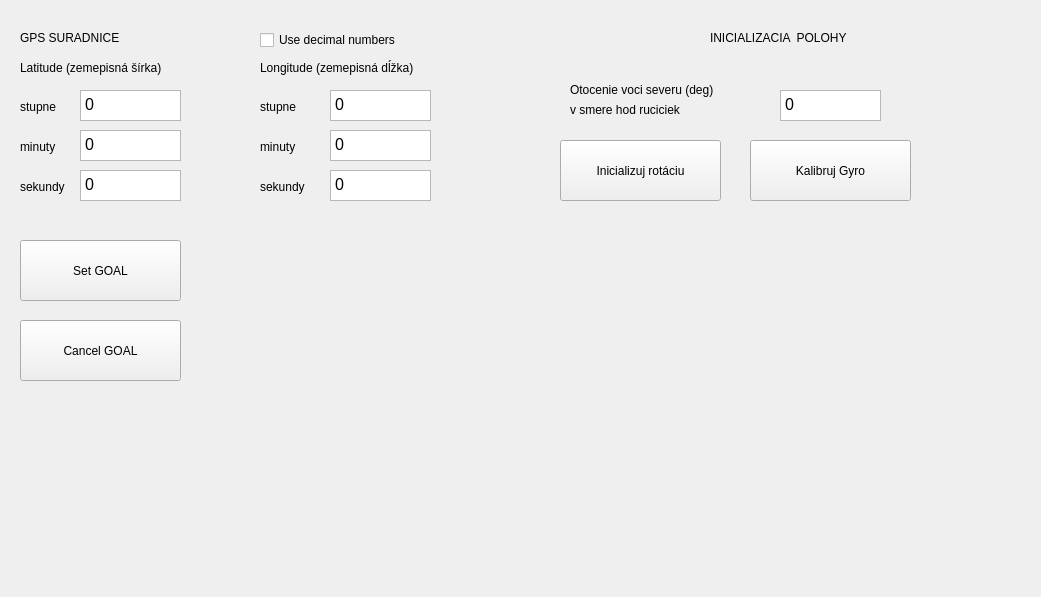
First picture: the form in mrvk_gui/uis/ControlWidget.ui, repository MatejBartosovic/mrvk_project, before the edit.
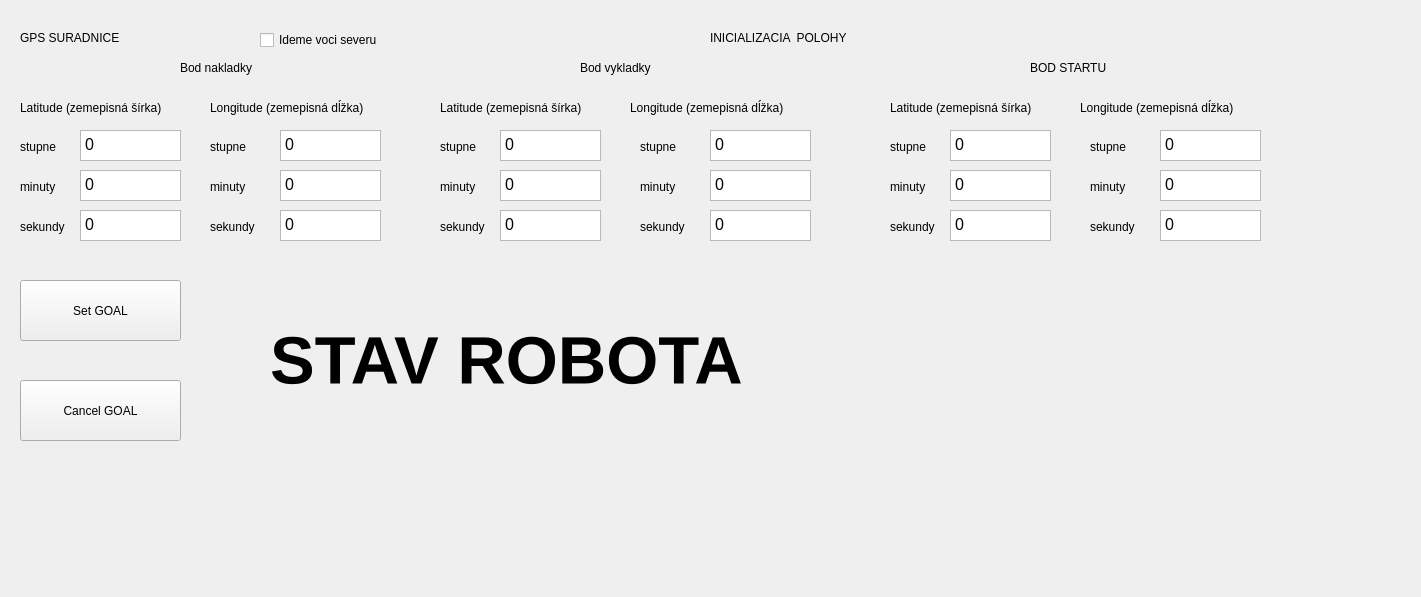
Second picture: the form after the edit.

```diff
--- a/mrvk_gui/uis/ControlWidget.ui
+++ b/mrvk_gui/uis/ControlWidget.ui
@@ -6,7 +6,7 @@
    <rect>
     <x>0</x>
     <y>0</y>
-    <width>1041</width>
+    <width>1421</width>
     <height>597</height>
    </rect>
   </property>
@@ -30,7 +30,7 @@
    <property name="geometry">
     <rect>
      <x>20</x>
-     <y>60</y>
+     <y>100</y>
      <width>181</width>
      <height>16</height>
     </rect>
@@ -42,8 +42,8 @@
   <widget class="QLabel" name="label_3">
    <property name="geometry">
     <rect>
-     <x>260</x>
-     <y>60</y>
+     <x>210</x>
+     <y>100</y>
      <width>201</width>
      <height>16</height>
     </rect>
@@ -56,7 +56,7 @@
    <property name="geometry">
     <rect>
      <x>80</x>
-     <y>90</y>
+     <y>130</y>
      <width>101</width>
      <height>31</height>
     </rect>
@@ -73,7 +73,7 @@
    <property name="geometry">
     <rect>
      <x>20</x>
-     <y>240</y>
+     <y>280</y>
      <width>161</width>
      <height>61</height>
     </rect>
@@ -86,7 +86,7 @@
    <property name="geometry">
     <rect>
      <x>20</x>
-     <y>320</y>
+     <y>380</y>
      <width>161</width>
      <height>61</height>
     </rect>
@@ -99,7 +99,7 @@
    <property name="geometry">
     <rect>
      <x>80</x>
-     <y>130</y>
+     <y>170</y>
      <width>101</width>
      <height>31</height>
     </rect>
@@ -116,7 +116,7 @@
    <property name="geometry">
     <rect>
      <x>80</x>
-     <y>170</y>
+     <y>210</y>
      <width>101</width>
      <height>31</height>
     </rect>
@@ -132,8 +132,8 @@
   <widget class="QTextEdit" name="long_minuty">
    <property name="geometry">
     <rect>
-     <x>330</x>
-     <y>130</y>
+     <x>280</x>
+     <y>170</y>
      <width>101</width>
      <height>31</height>
     </rect>
@@ -149,8 +149,8 @@
   <widget class="QTextEdit" name="long_sekundy">
    <property name="geometry">
     <rect>
-     <x>330</x>
-     <y>170</y>
+     <x>280</x>
+     <y>210</y>
      <width>101</width>
      <height>31</height>
     </rect>
@@ -166,8 +166,8 @@
   <widget class="QTextEdit" name="long_stupne">
    <property name="geometry">
     <rect>
-     <x>330</x>
-     <y>90</y>
+     <x>280</x>
+     <y>130</y>
      <width>101</width>
      <height>31</height>
     </rect>
@@ -184,7 +184,7 @@
    <property name="geometry">
     <rect>
      <x>20</x>
-     <y>100</y>
+     <y>140</y>
      <width>59</width>
      <height>14</height>
     </rect>
@@ -196,8 +196,8 @@
   <widget class="QLabel" name="label_5">
    <property name="geometry">
     <rect>
-     <x>260</x>
-     <y>100</y>
+     <x>210</x>
+     <y>140</y>
      <width>59</width>
      <height>14</height>
     </rect>
@@ -210,7 +210,7 @@
    <property name="geometry">
     <rect>
      <x>20</x>
-     <y>140</y>
+     <y>180</y>
      <width>59</width>
      <height>14</height>
     </rect>
@@ -222,8 +222,8 @@
   <widget class="QLabel" name="label_7">
    <property name="geometry">
     <rect>
-     <x>260</x>
-     <y>140</y>
+     <x>210</x>
+     <y>180</y>
      <width>59</width>
      <height>14</height>
     </rect>
@@ -236,7 +236,7 @@
    <property name="geometry">
     <rect>
      <x>20</x>
-     <y>180</y>
+     <y>220</y>
      <width>59</width>
      <height>14</height>
     </rect>
@@ -248,8 +248,8 @@
   <widget class="QLabel" name="label_9">
    <property name="geometry">
     <rect>
-     <x>260</x>
-     <y>180</y>
+     <x>210</x>
+     <y>220</y>
      <width>59</width>
      <height>14</height>
     </rect>
@@ -268,24 +268,7 @@
     </rect>
    </property>
    <property name="text">
-    <string>Use decimal numbers</string>
-   </property>
-  </widget>
-  <widget class="QTextEdit" name="rot_deg">
-   <property name="geometry">
-    <rect>
-     <x>780</x>
-     <y>90</y>
-     <width>101</width>
-     <height>31</height>
-    </rect>
-   </property>
-   <property name="html">
-    <string>&lt;!DOCTYPE HTML PUBLIC &quot;-//W3C//DTD HTML 4.0//EN&quot; &quot;http://www.w3.org/TR/REC-html40/strict.dtd&quot;&gt;
-&lt;html&gt;&lt;head&gt;&lt;meta name=&quot;qrichtext&quot; content=&quot;1&quot; /&gt;&lt;style type=&quot;text/css&quot;&gt;
-p, li { white-space: pre-wrap; }
-&lt;/style&gt;&lt;/head&gt;&lt;body style=&quot; font-family:'Ubuntu'; font-size:11pt; font-weight:400; font-style:normal;&quot;&gt;
-&lt;p style=&quot; margin-top:0px; margin-bottom:0px; margin-left:0px; margin-right:0px; -qt-block-indent:0; text-indent:0px;&quot;&gt;&lt;span style=&quot; font-size:12pt;&quot;&gt;0&lt;/span&gt;&lt;/p&gt;&lt;/body&gt;&lt;/html&gt;</string>
+    <string>Ideme voci severu</string>
    </property>
   </widget>
   <widget class="QLabel" name="label_10">
@@ -301,56 +284,478 @@
     <string>INICIALIZACIA  POLOHY</string>
    </property>
   </widget>
+  <widget class="QLabel" name="information_label">
+   <property name="geometry">
+    <rect>
+     <x>270</x>
+     <y>270</y>
+     <width>801</width>
+     <height>181</height>
+    </rect>
+   </property>
+   <property name="font">
+    <font>
+     <pointsize>50</pointsize>
+     <weight>75</weight>
+     <bold>true</bold>
+    </font>
+   </property>
+   <property name="midLineWidth">
+    <number>4</number>
+   </property>
+   <property name="text">
+    <string>STAV ROBOTA</string>
+   </property>
+  </widget>
+  <widget class="QTextEdit" name="long_minuty_2">
+   <property name="geometry">
+    <rect>
+     <x>710</x>
+     <y>170</y>
+     <width>101</width>
+     <height>31</height>
+    </rect>
+   </property>
+   <property name="html">
+    <string>&lt;!DOCTYPE HTML PUBLIC &quot;-//W3C//DTD HTML 4.0//EN&quot; &quot;http://www.w3.org/TR/REC-html40/strict.dtd&quot;&gt;
+&lt;html&gt;&lt;head&gt;&lt;meta name=&quot;qrichtext&quot; content=&quot;1&quot; /&gt;&lt;style type=&quot;text/css&quot;&gt;
+p, li { white-space: pre-wrap; }
+&lt;/style&gt;&lt;/head&gt;&lt;body style=&quot; font-family:'Ubuntu'; font-size:11pt; font-weight:400; font-style:normal;&quot;&gt;
+&lt;p style=&quot; margin-top:0px; margin-bottom:0px; margin-left:0px; margin-right:0px; -qt-block-indent:0; text-indent:0px;&quot;&gt;&lt;span style=&quot; font-size:12pt;&quot;&gt;0&lt;/span&gt;&lt;/p&gt;&lt;/body&gt;&lt;/html&gt;</string>
+   </property>
+  </widget>
   <widget class="QLabel" name="label_11">
    <property name="geometry">
     <rect>
-     <x>570</x>
-     <y>80</y>
-     <width>201</width>
-     <height>20</height>
+     <x>640</x>
+     <y>180</y>
+     <width>59</width>
+     <height>14</height>
     </rect>
    </property>
    <property name="text">
-    <string>Otocenie voci severu (deg)</string>
+    <string>minuty</string>
    </property>
   </widget>
-  <widget class="QPushButton" name="init_rot">
+  <widget class="QTextEdit" name="long_stupne_2">
    <property name="geometry">
     <rect>
-     <x>560</x>
-     <y>140</y>
-     <width>161</width>
-     <height>61</height>
+     <x>710</x>
+     <y>130</y>
+     <width>101</width>
+     <height>31</height>
     </rect>
    </property>
-   <property name="text">
-    <string>Inicializuj rotáciu</string>
+   <property name="html">
+    <string>&lt;!DOCTYPE HTML PUBLIC &quot;-//W3C//DTD HTML 4.0//EN&quot; &quot;http://www.w3.org/TR/REC-html40/strict.dtd&quot;&gt;
+&lt;html&gt;&lt;head&gt;&lt;meta name=&quot;qrichtext&quot; content=&quot;1&quot; /&gt;&lt;style type=&quot;text/css&quot;&gt;
+p, li { white-space: pre-wrap; }
+&lt;/style&gt;&lt;/head&gt;&lt;body style=&quot; font-family:'Ubuntu'; font-size:11pt; font-weight:400; font-style:normal;&quot;&gt;
+&lt;p style=&quot; margin-top:0px; margin-bottom:0px; margin-left:0px; margin-right:0px; -qt-block-indent:0; text-indent:0px;&quot;&gt;&lt;span style=&quot; font-size:12pt;&quot;&gt;0&lt;/span&gt;&lt;/p&gt;&lt;/body&gt;&lt;/html&gt;</string>
    </property>
   </widget>
   <widget class="QLabel" name="label_12">
    <property name="geometry">
     <rect>
-     <x>570</x>
+     <x>440</x>
+     <y>180</y>
+     <width>59</width>
+     <height>14</height>
+    </rect>
+   </property>
+   <property name="text">
+    <string>minuty</string>
+   </property>
+  </widget>
+  <widget class="QLabel" name="label_13">
+   <property name="geometry">
+    <rect>
+     <x>440</x>
      <y>100</y>
+     <width>181</width>
+     <height>16</height>
+    </rect>
+   </property>
+   <property name="text">
+    <string>Latitude (zemepisná šírka)</string>
+   </property>
+  </widget>
+  <widget class="QLabel" name="label_14">
+   <property name="geometry">
+    <rect>
+     <x>630</x>
+     <y>100</y>
      <width>201</width>
-     <height>20</height>
+     <height>16</height>
     </rect>
    </property>
    <property name="text">
-    <string>v smere hod ruciciek</string>
+    <string>Longitude (zemepisná dĺžka)</string>
    </property>
   </widget>
-  <widget class="QPushButton" name="init_rot_2">
+  <widget class="QLabel" name="label_15">
    <property name="geometry">
     <rect>
-     <x>750</x>
+     <x>640</x>
      <y>140</y>
-     <width>161</width>
-     <height>61</height>
+     <width>59</width>
+     <height>14</height>
     </rect>
    </property>
    <property name="text">
-    <string>Kalibruj Gyro</string>
+    <string>stupne</string>
+   </property>
+  </widget>
+  <widget class="QLabel" name="label_16">
+   <property name="geometry">
+    <rect>
+     <x>440</x>
+     <y>140</y>
+     <width>59</width>
+     <height>14</height>
+    </rect>
+   </property>
+   <property name="text">
+    <string>stupne</string>
+   </property>
+  </widget>
+  <widget class="QTextEdit" name="lat_stupne_2">
+   <property name="geometry">
+    <rect>
+     <x>500</x>
+     <y>130</y>
+     <width>101</width>
+     <height>31</height>
+    </rect>
+   </property>
+   <property name="html">
+    <string>&lt;!DOCTYPE HTML PUBLIC &quot;-//W3C//DTD HTML 4.0//EN&quot; &quot;http://www.w3.org/TR/REC-html40/strict.dtd&quot;&gt;
+&lt;html&gt;&lt;head&gt;&lt;meta name=&quot;qrichtext&quot; content=&quot;1&quot; /&gt;&lt;style type=&quot;text/css&quot;&gt;
+p, li { white-space: pre-wrap; }
+&lt;/style&gt;&lt;/head&gt;&lt;body style=&quot; font-family:'Ubuntu'; font-size:11pt; font-weight:400; font-style:normal;&quot;&gt;
+&lt;p style=&quot; margin-top:0px; margin-bottom:0px; margin-left:0px; margin-right:0px; -qt-block-indent:0; text-indent:0px;&quot;&gt;&lt;span style=&quot; font-size:12pt;&quot;&gt;0&lt;/span&gt;&lt;/p&gt;&lt;/body&gt;&lt;/html&gt;</string>
+   </property>
+  </widget>
+  <widget class="QTextEdit" name="lat_minuty_2">
+   <property name="geometry">
+    <rect>
+     <x>500</x>
+     <y>170</y>
+     <width>101</width>
+     <height>31</height>
+    </rect>
+   </property>
+   <property name="html">
+    <string>&lt;!DOCTYPE HTML PUBLIC &quot;-//W3C//DTD HTML 4.0//EN&quot; &quot;http://www.w3.org/TR/REC-html40/strict.dtd&quot;&gt;
+&lt;html&gt;&lt;head&gt;&lt;meta name=&quot;qrichtext&quot; content=&quot;1&quot; /&gt;&lt;style type=&quot;text/css&quot;&gt;
+p, li { white-space: pre-wrap; }
+&lt;/style&gt;&lt;/head&gt;&lt;body style=&quot; font-family:'Ubuntu'; font-size:11pt; font-weight:400; font-style:normal;&quot;&gt;
+&lt;p style=&quot; margin-top:0px; margin-bottom:0px; margin-left:0px; margin-right:0px; -qt-block-indent:0; text-indent:0px;&quot;&gt;&lt;span style=&quot; font-size:12pt;&quot;&gt;0&lt;/span&gt;&lt;/p&gt;&lt;/body&gt;&lt;/html&gt;</string>
+   </property>
+  </widget>
+  <widget class="QLabel" name="label_17">
+   <property name="geometry">
+    <rect>
+     <x>640</x>
+     <y>220</y>
+     <width>59</width>
+     <height>14</height>
+    </rect>
+   </property>
+   <property name="text">
+    <string>sekundy</string>
+   </property>
+  </widget>
+  <widget class="QTextEdit" name="lat_sekundy_2">
+   <property name="geometry">
+    <rect>
+     <x>500</x>
+     <y>210</y>
+     <width>101</width>
+     <height>31</height>
+    </rect>
+   </property>
+   <property name="html">
+    <string>&lt;!DOCTYPE HTML PUBLIC &quot;-//W3C//DTD HTML 4.0//EN&quot; &quot;http://www.w3.org/TR/REC-html40/strict.dtd&quot;&gt;
+&lt;html&gt;&lt;head&gt;&lt;meta name=&quot;qrichtext&quot; content=&quot;1&quot; /&gt;&lt;style type=&quot;text/css&quot;&gt;
+p, li { white-space: pre-wrap; }
+&lt;/style&gt;&lt;/head&gt;&lt;body style=&quot; font-family:'Ubuntu'; font-size:11pt; font-weight:400; font-style:normal;&quot;&gt;
+&lt;p style=&quot; margin-top:0px; margin-bottom:0px; margin-left:0px; margin-right:0px; -qt-block-indent:0; text-indent:0px;&quot;&gt;&lt;span style=&quot; font-size:12pt;&quot;&gt;0&lt;/span&gt;&lt;/p&gt;&lt;/body&gt;&lt;/html&gt;</string>
+   </property>
+  </widget>
+  <widget class="QTextEdit" name="long_sekundy_2">
+   <property name="geometry">
+    <rect>
+     <x>710</x>
+     <y>210</y>
+     <width>101</width>
+     <height>31</height>
+    </rect>
+   </property>
+   <property name="html">
+    <string>&lt;!DOCTYPE HTML PUBLIC &quot;-//W3C//DTD HTML 4.0//EN&quot; &quot;http://www.w3.org/TR/REC-html40/strict.dtd&quot;&gt;
+&lt;html&gt;&lt;head&gt;&lt;meta name=&quot;qrichtext&quot; content=&quot;1&quot; /&gt;&lt;style type=&quot;text/css&quot;&gt;
+p, li { white-space: pre-wrap; }
+&lt;/style&gt;&lt;/head&gt;&lt;body style=&quot; font-family:'Ubuntu'; font-size:11pt; font-weight:400; font-style:normal;&quot;&gt;
+&lt;p style=&quot; margin-top:0px; margin-bottom:0px; margin-left:0px; margin-right:0px; -qt-block-indent:0; text-indent:0px;&quot;&gt;&lt;span style=&quot; font-size:12pt;&quot;&gt;0&lt;/span&gt;&lt;/p&gt;&lt;/body&gt;&lt;/html&gt;</string>
+   </property>
+  </widget>
+  <widget class="QLabel" name="label_18">
+   <property name="geometry">
+    <rect>
+     <x>440</x>
+     <y>220</y>
+     <width>59</width>
+     <height>14</height>
+    </rect>
+   </property>
+   <property name="text">
+    <string>sekundy</string>
+   </property>
+  </widget>
+  <widget class="QLabel" name="label_19">
+   <property name="geometry">
+    <rect>
+     <x>180</x>
+     <y>60</y>
+     <width>101</width>
+     <height>16</height>
+    </rect>
+   </property>
+   <property name="text">
+    <string>Bod nakladky</string>
+   </property>
+  </widget>
+  <widget class="QLabel" name="label_20">
+   <property name="geometry">
+    <rect>
+     <x>580</x>
+     <y>60</y>
+     <width>101</width>
+     <height>16</height>
+    </rect>
+   </property>
+   <property name="text">
+    <string>Bod vykladky</string>
+   </property>
+  </widget>
+  <widget class="QLabel" name="label_21">
+   <property name="geometry">
+    <rect>
+     <x>1090</x>
+     <y>180</y>
+     <width>59</width>
+     <height>14</height>
+    </rect>
+   </property>
+   <property name="text">
+    <string>minuty</string>
+   </property>
+  </widget>
+  <widget class="QLabel" name="label_22">
+   <property name="geometry">
+    <rect>
+     <x>1030</x>
+     <y>60</y>
+     <width>101</width>
+     <height>16</height>
+    </rect>
+   </property>
+   <property name="text">
+    <string>BOD STARTU</string>
+   </property>
+  </widget>
+  <widget class="QLabel" name="label_23">
+   <property name="geometry">
+    <rect>
+     <x>1080</x>
+     <y>100</y>
+     <width>201</width>
+     <height>16</height>
+    </rect>
+   </property>
+   <property name="text">
+    <string>Longitude (zemepisná dĺžka)</string>
+   </property>
+  </widget>
+  <widget class="QTextEdit" name="long_minuty_3">
+   <property name="geometry">
+    <rect>
+     <x>1160</x>
+     <y>170</y>
+     <width>101</width>
+     <height>31</height>
+    </rect>
+   </property>
+   <property name="html">
+    <string>&lt;!DOCTYPE HTML PUBLIC &quot;-//W3C//DTD HTML 4.0//EN&quot; &quot;http://www.w3.org/TR/REC-html40/strict.dtd&quot;&gt;
+&lt;html&gt;&lt;head&gt;&lt;meta name=&quot;qrichtext&quot; content=&quot;1&quot; /&gt;&lt;style type=&quot;text/css&quot;&gt;
+p, li { white-space: pre-wrap; }
+&lt;/style&gt;&lt;/head&gt;&lt;body style=&quot; font-family:'Ubuntu'; font-size:11pt; font-weight:400; font-style:normal;&quot;&gt;
+&lt;p style=&quot; margin-top:0px; margin-bottom:0px; margin-left:0px; margin-right:0px; -qt-block-indent:0; text-indent:0px;&quot;&gt;&lt;span style=&quot; font-size:12pt;&quot;&gt;0&lt;/span&gt;&lt;/p&gt;&lt;/body&gt;&lt;/html&gt;</string>
+   </property>
+  </widget>
+  <widget class="QLabel" name="label_24">
+   <property name="geometry">
+    <rect>
+     <x>1090</x>
+     <y>140</y>
+     <width>59</width>
+     <height>14</height>
+    </rect>
+   </property>
+   <property name="text">
+    <string>stupne</string>
+   </property>
+  </widget>
+  <widget class="QLabel" name="label_25">
+   <property name="geometry">
+    <rect>
+     <x>890</x>
+     <y>180</y>
+     <width>59</width>
+     <height>14</height>
+    </rect>
+   </property>
+   <property name="text">
+    <string>minuty</string>
+   </property>
+  </widget>
+  <widget class="QLabel" name="label_26">
+   <property name="geometry">
+    <rect>
+     <x>890</x>
+     <y>220</y>
+     <width>59</width>
+     <height>14</height>
+    </rect>
+   </property>
+   <property name="text">
+    <string>sekundy</string>
+   </property>
+  </widget>
+  <widget class="QTextEdit" name="lat_minuty_3">
+   <property name="geometry">
+    <rect>
+     <x>950</x>
+     <y>170</y>
+     <width>101</width>
+     <height>31</height>
+    </rect>
+   </property>
+   <property name="html">
+    <string>&lt;!DOCTYPE HTML PUBLIC &quot;-//W3C//DTD HTML 4.0//EN&quot; &quot;http://www.w3.org/TR/REC-html40/strict.dtd&quot;&gt;
+&lt;html&gt;&lt;head&gt;&lt;meta name=&quot;qrichtext&quot; content=&quot;1&quot; /&gt;&lt;style type=&quot;text/css&quot;&gt;
+p, li { white-space: pre-wrap; }
+&lt;/style&gt;&lt;/head&gt;&lt;body style=&quot; font-family:'Ubuntu'; font-size:11pt; font-weight:400; font-style:normal;&quot;&gt;
+&lt;p style=&quot; margin-top:0px; margin-bottom:0px; margin-left:0px; margin-right:0px; -qt-block-indent:0; text-indent:0px;&quot;&gt;&lt;span style=&quot; font-size:12pt;&quot;&gt;0&lt;/span&gt;&lt;/p&gt;&lt;/body&gt;&lt;/html&gt;</string>
+   </property>
+  </widget>
+  <widget class="QTextEdit" name="lat_stupne_3">
+   <property name="geometry">
+    <rect>
+     <x>950</x>
+     <y>130</y>
+     <width>101</width>
+     <height>31</height>
+    </rect>
+   </property>
+   <property name="html">
+    <string>&lt;!DOCTYPE HTML PUBLIC &quot;-//W3C//DTD HTML 4.0//EN&quot; &quot;http://www.w3.org/TR/REC-html40/strict.dtd&quot;&gt;
+&lt;html&gt;&lt;head&gt;&lt;meta name=&quot;qrichtext&quot; content=&quot;1&quot; /&gt;&lt;style type=&quot;text/css&quot;&gt;
+p, li { white-space: pre-wrap; }
+&lt;/style&gt;&lt;/head&gt;&lt;body style=&quot; font-family:'Ubuntu'; font-size:11pt; font-weight:400; font-style:normal;&quot;&gt;
+&lt;p style=&quot; margin-top:0px; margin-bottom:0px; margin-left:0px; margin-right:0px; -qt-block-indent:0; text-indent:0px;&quot;&gt;&lt;span style=&quot; font-size:12pt;&quot;&gt;0&lt;/span&gt;&lt;/p&gt;&lt;/body&gt;&lt;/html&gt;</string>
+   </property>
+  </widget>
+  <widget class="QLabel" name="label_27">
+   <property name="geometry">
+    <rect>
+     <x>890</x>
+     <y>140</y>
+     <width>59</width>
+     <height>14</height>
+    </rect>
+   </property>
+   <property name="text">
+    <string>stupne</string>
+   </property>
+  </widget>
+  <widget class="QTextEdit" name="long_sekundy_3">
+   <property name="geometry">
+    <rect>
+     <x>1160</x>
+     <y>210</y>
+     <width>101</width>
+     <height>31</height>
+    </rect>
+   </property>
+   <property name="html">
+    <string>&lt;!DOCTYPE HTML PUBLIC &quot;-//W3C//DTD HTML 4.0//EN&quot; &quot;http://www.w3.org/TR/REC-html40/strict.dtd&quot;&gt;
+&lt;html&gt;&lt;head&gt;&lt;meta name=&quot;qrichtext&quot; content=&quot;1&quot; /&gt;&lt;style type=&quot;text/css&quot;&gt;
+p, li { white-space: pre-wrap; }
+&lt;/style&gt;&lt;/head&gt;&lt;body style=&quot; font-family:'Ubuntu'; font-size:11pt; font-weight:400; font-style:normal;&quot;&gt;
+&lt;p style=&quot; margin-top:0px; margin-bottom:0px; margin-left:0px; margin-right:0px; -qt-block-indent:0; text-indent:0px;&quot;&gt;&lt;span style=&quot; font-size:12pt;&quot;&gt;0&lt;/span&gt;&lt;/p&gt;&lt;/body&gt;&lt;/html&gt;</string>
+   </property>
+  </widget>
+  <widget class="QLabel" name="label_28">
+   <property name="geometry">
+    <rect>
+     <x>890</x>
+     <y>100</y>
+     <width>181</width>
+     <height>16</height>
+    </rect>
+   </property>
+   <property name="text">
+    <string>Latitude (zemepisná šírka)</string>
+   </property>
+  </widget>
+  <widget class="QTextEdit" name="long_stupne_3">
+   <property name="geometry">
+    <rect>
+     <x>1160</x>
+     <y>130</y>
+     <width>101</width>
+     <height>31</height>
+    </rect>
+   </property>
+   <property name="html">
+    <string>&lt;!DOCTYPE HTML PUBLIC &quot;-//W3C//DTD HTML 4.0//EN&quot; &quot;http://www.w3.org/TR/REC-html40/strict.dtd&quot;&gt;
+&lt;html&gt;&lt;head&gt;&lt;meta name=&quot;qrichtext&quot; content=&quot;1&quot; /&gt;&lt;style type=&quot;text/css&quot;&gt;
+p, li { white-space: pre-wrap; }
+&lt;/style&gt;&lt;/head&gt;&lt;body style=&quot; font-family:'Ubuntu'; font-size:11pt; font-weight:400; font-style:normal;&quot;&gt;
+&lt;p style=&quot; margin-top:0px; margin-bottom:0px; margin-left:0px; margin-right:0px; -qt-block-indent:0; text-indent:0px;&quot;&gt;&lt;span style=&quot; font-size:12pt;&quot;&gt;0&lt;/span&gt;&lt;/p&gt;&lt;/body&gt;&lt;/html&gt;</string>
+   </property>
+  </widget>
+  <widget class="QLabel" name="label_29">
+   <property name="geometry">
+    <rect>
+     <x>1090</x>
+     <y>220</y>
+     <width>59</width>
+     <height>14</height>
+    </rect>
+   </property>
+   <property name="text">
+    <string>sekundy</string>
+   </property>
+  </widget>
+  <widget class="QTextEdit" name="lat_sekundy_3">
+   <property name="geometry">
+    <rect>
+     <x>950</x>
+     <y>210</y>
+     <width>101</width>
+     <height>31</height>
+    </rect>
+   </property>
+   <property name="html">
+    <string>&lt;!DOCTYPE HTML PUBLIC &quot;-//W3C//DTD HTML 4.0//EN&quot; &quot;http://www.w3.org/TR/REC-html40/strict.dtd&quot;&gt;
+&lt;html&gt;&lt;head&gt;&lt;meta name=&quot;qrichtext&quot; content=&quot;1&quot; /&gt;&lt;style type=&quot;text/css&quot;&gt;
+p, li { white-space: pre-wrap; }
+&lt;/style&gt;&lt;/head&gt;&lt;body style=&quot; font-family:'Ubuntu'; font-size:11pt; font-weight:400; font-style:normal;&quot;&gt;
+&lt;p style=&quot; margin-top:0px; margin-bottom:0px; margin-left:0px; margin-right:0px; -qt-block-indent:0; text-indent:0px;&quot;&gt;&lt;span style=&quot; font-size:12pt;&quot;&gt;0&lt;/span&gt;&lt;/p&gt;&lt;/body&gt;&lt;/html&gt;</string>
    </property>
   </widget>
  </widget>
```
Left out of the diff: 2 changed lines with no effect on the pictures.
